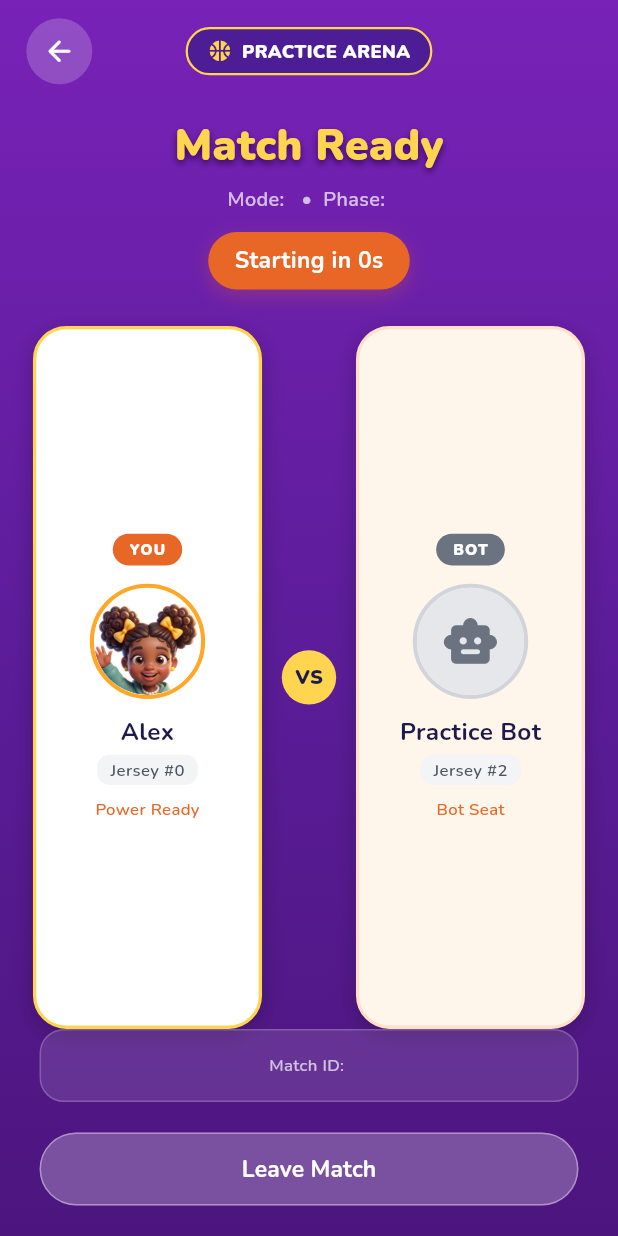
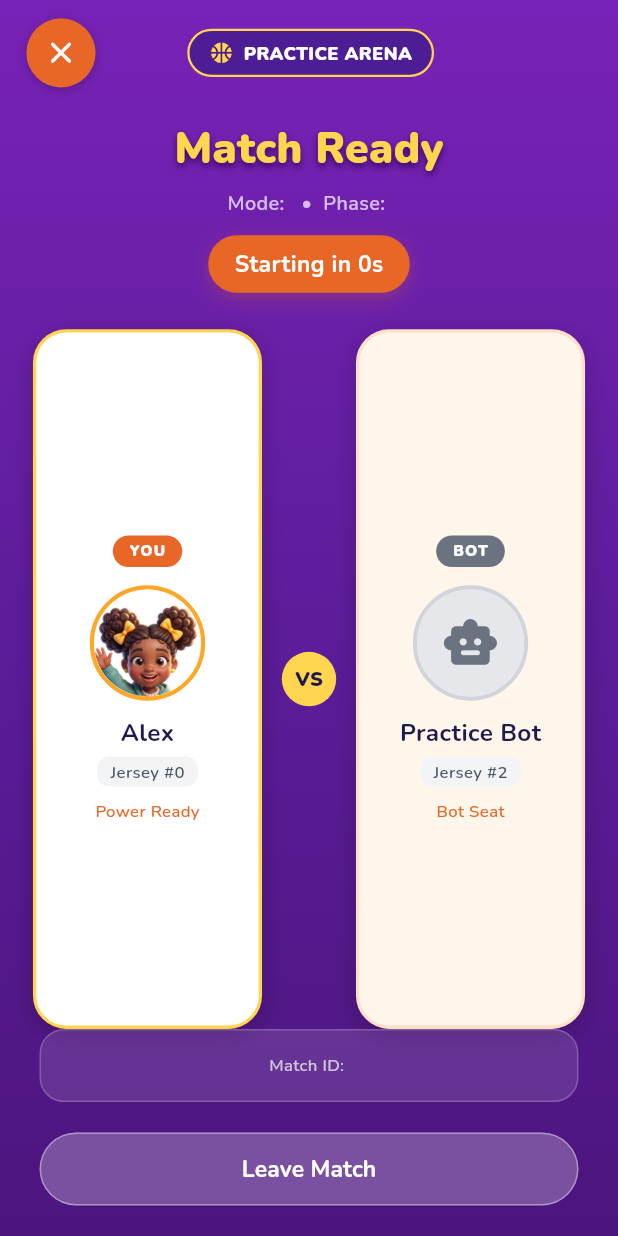
Before and after one commit to mosharof00/wings_of_power_app, a Flutter app: the GameMatchHoldView screen opened directly with empty values, on a phone screen of 412 x 824 dp. Run offline on Flutter 3.47's test engine with Material 3 defaults, Android fonts, the phone set to English and light mode, and no system bars; our stand-ins replace awesome_dialog, cached_network_image, dio, flutter_screenutil, flutter_secure_storage, flutter_svg and 10 more; accounts and stored records are empty.

Commit message:
implement game leave confirm peer left notification and reconnect handling

```diff
--- a/lib/app/modules/game/views/game_match_hold_view.dart
+++ b/lib/app/modules/game/views/game_match_hold_view.dart
@@ -6,6 +6,7 @@ import '../controllers/game_play_controller.dart';
 import 'widgets/game_countdown_overlay.dart';
 import 'widgets/game_free_text_board.dart';
 import 'widgets/game_kindness_celebration_dialog.dart';
+import 'widgets/game_peer_left_banner.dart';
 import 'widgets/game_quiz_board.dart';
 import 'widgets/game_power_banner_overlay.dart';
 import 'widgets/game_round_intro_card.dart';
@@ -59,7 +60,9 @@ class _GameMatchHoldViewState extends State<GameMatchHoldView> {
   @override
   Widget build(BuildContext context) {
     return Scaffold(
-      body: Obx(() {
+      body: Stack(
+        children: [
+          Obx(() {
             final phase = _controller.phase.value;
             final hasQuestion = _controller.currentQuestion.value != null;
 
@@ -106,7 +109,37 @@ class _GameMatchHoldViewState extends State<GameMatchHoldView> {
               ],
             );
           }),
+
+          // Peer left toast / banner overlay
+          _buildPeerLeftBannerOverlay(context),
+        ],
+      ),
     );
+  }
+
+  Widget _buildPeerLeftBannerOverlay(BuildContext context) {
+    final topPadding = MediaQuery.of(context).padding.top;
+    return Obx(() {
+      final banner = _controller.peerLeftBanner.value;
+      return AnimatedPositioned(
+        duration: const Duration(milliseconds: 300),
+        curve: Curves.easeOut,
+        top: banner != null ? (topPadding + 8.h) : -(140.h),
+        left: 16.w,
+        right: 16.w,
+        child: AnimatedOpacity(
+          duration: const Duration(milliseconds: 300),
+          opacity: banner != null ? 1.0 : 0.0,
+          child: banner != null
+              ? GamePeerLeftBanner(
+                  name: banner.nickname ?? 'Player',
+                  avatarUrl: banner.avatarUrl,
+                  onDismiss: () => _controller.peerLeftBanner.value = null,
+                )
+              : const SizedBox.shrink(),
+        ),
+      );
+    });
   }
 
   Widget _buildQuestionScreen(BuildContext context) {
@@ -509,16 +542,23 @@ class _GameMatchHoldViewState extends State<GameMatchHoldView> {
                     onTap: () => _controller.onLeaveTap(context),
                     behavior: HitTestBehavior.opaque,
                     child: Container(
-                      width: 40.w,
-                      height: 40.w,
-                      decoration: BoxDecoration(
-                        color: Colors.white.withValues(alpha: 0.2),
+                      width: 42.w,
+                      height: 42.w,
+                      decoration: const BoxDecoration(
+                        color: Color(0xFFE86726),
                         shape: BoxShape.circle,
+                        boxShadow: [
+                          BoxShadow(
+                            color: Color(0x33000000),
+                            blurRadius: 6,
+                            offset: Offset(0, 2),
+                          ),
+                        ],
                       ),
                       child: Icon(
-                        Icons.arrow_back_rounded,
+                        Icons.close_rounded,
                         color: Colors.white,
-                        size: 22.sp,
+                        size: 24.sp,
                       ),
                     ),
                   ),
```
Also changed, not shown: lib/app/data/services/game_socket_service.dart (+78 -1 lines), lib/app/modules/game/controllers/game_play_controller.dart (+164 -3 lines), lib/app/modules/game/views/widgets/game_peer_left_banner.dart (added, +115 -0 lines), 1 other file. Lines whose indentation alone changed are shown as unchanged.
